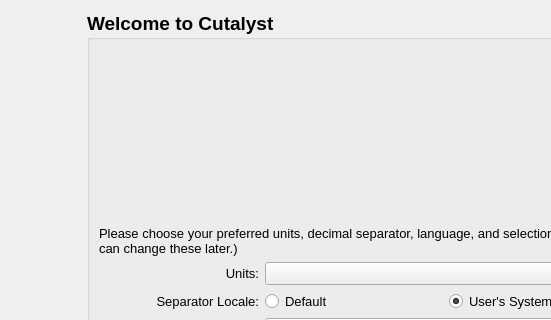
Qt form src/app/seamly2d/dialogs/welcome_dialog.ui (palepal/Seamly2D) before a commit; both pictures show x 0 to 551 and y 0 to 320 of the 650 by 450 pixel window.
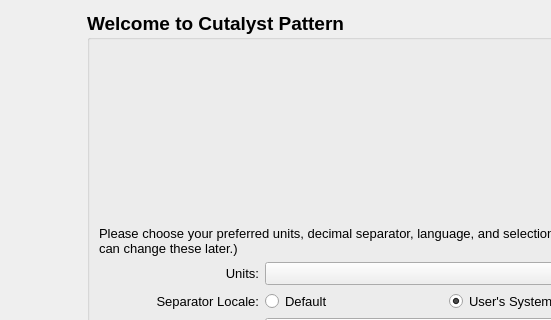
The same form after that commit. Icons and pictures are not drawn.

Commit message:
feat: show the apps as Cutalyst Pattern and Cutalyst Me
Cutalyst is now the name of a separate app, and SEAMLY is a registered mark for
pattern software, so the fork's apps get names of their own. Bundle id
io.github.palepal.cutalystpattern for the drafting app. The README describes
the fork as Cutalyst Pattern, links palepal/Seamly2D, and drops sew mode, which
moved out of the fork.

Diff of the .ui file:
```diff
--- a/src/app/seamly2d/dialogs/welcome_dialog.ui
+++ b/src/app/seamly2d/dialogs/welcome_dialog.ui
@@ -77,7 +77,7 @@
           </font>
          </property>
          <property name="title">
-          <string>Welcome to Cutalyst</string>
+          <string>Welcome to Cutalyst Pattern</string>
          </property>
          <layout class="QVBoxLayout" name="verticalLayout">
           <item>
```
Left out of the diff: 4 changed lines with no effect on the pictures. The commit also changes 42 other files.
